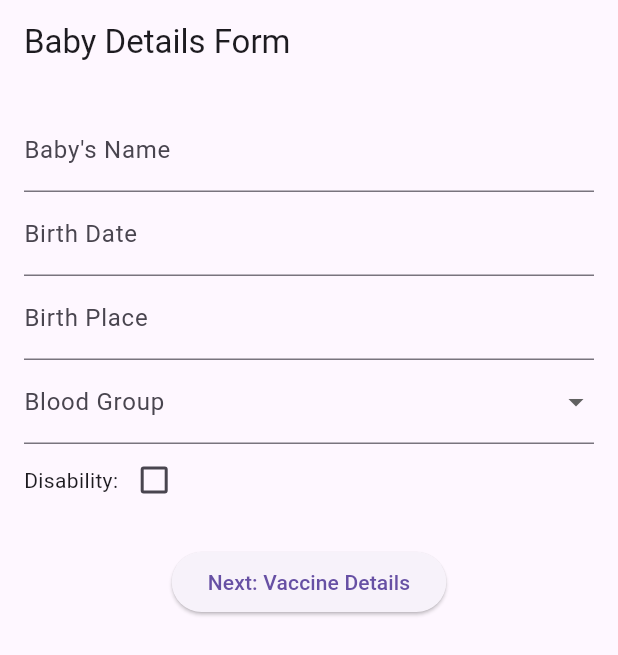
After one commit to rajank18/VaccineCare, a Flutter app: the BabyDetailsPage screen opened directly, on a phone screen of 412 x 824 dp. The commit adds this screen. Shown: the top 655 px of the screen. Run offline on Flutter 3.47's test engine with Material 3 defaults, Android fonts, the phone set to English and light mode, and no system bars; our stand-ins replace supabase_flutter; accounts and stored records are empty.

Commit message:
2 3 pages added

```diff
--- a/vaccinecare_app/lib/screens/auth_page.dart
+++ b/vaccinecare_app/lib/screens/auth_page.dart
@@ -2,6 +2,7 @@ import 'package:flutter/material.dart';
 import 'package:supabase_flutter/supabase_flutter.dart';
 import 'dart:convert';
 import 'package:crypto/crypto.dart';
+import 'package:vaccinecare_app/screens/baby_details.dart';
 import '../screens/home_page.dart';
 
 class AuthScreen extends StatefulWidget {
@@ -38,7 +39,7 @@ class _AuthScreenState extends State<AuthScreen> {
             .maybeSingle();
 
         if (response != null) {
-          Navigator.pushReplacement(context, MaterialPageRoute(builder: (context) => HomeScreen()));
+          Navigator.pushReplacement(context, MaterialPageRoute(builder: (context) => BabyDetailsPage()));
         } else {
           ScaffoldMessenger.of(context).showSnackBar(SnackBar(content: Text('Invalid email or password')));
         }
--- /dev/null
+++ b/vaccinecare_app/lib/screens/baby_details.dart
@@ -0,0 +1,129 @@
+import 'package:flutter/material.dart';
+// ignore: depend_on_referenced_packages
+import 'package:intl/intl.dart';
+import 'package:vaccinecare_app/screens/home_page.dart';
+import 'vaccine_track_record.dart';
+
+class BabyDetailsPage extends StatefulWidget {
+  @override
+  _BabyDetailsPageState createState() => _BabyDetailsPageState();
+}
+
+class _BabyDetailsPageState extends State<BabyDetailsPage> {
+  final TextEditingController _nameController = TextEditingController();
+  final TextEditingController _birthDateController = TextEditingController();
+  final TextEditingController _birthPlaceController = TextEditingController();
+  String? _bloodGroup;
+  bool _hasDisability = false;
+  String? _age;
+
+  void _calculateAge(DateTime birthDate) {
+    final today = DateTime.now();
+    int years = today.year - birthDate.year;
+    int months = today.month - birthDate.month;
+    if (months < 0) {
+      years -= 1;
+      months += 12;
+    }
+    setState(() {
+      _age = "$years years, $months months";
+    });
+  }
+
+  Future<void> _selectBirthDate(BuildContext context) async {
+    DateTime? pickedDate = await showDatePicker(
+      context: context,
+      initialDate: DateTime.now(),
+      firstDate: DateTime(2000),
+      lastDate: DateTime.now(),
+    );
+
+    if (pickedDate != null) {
+      _birthDateController.text = DateFormat('yyyy-MM-dd').format(pickedDate);
+      _calculateAge(pickedDate);
+    }
+  }
+
+  void _submitForm() {
+    if (_nameController.text.isNotEmpty &&
+        _birthDateController.text.isNotEmpty &&
+        _birthPlaceController.text.isNotEmpty &&
+        _bloodGroup != null) {
+      // Navigate to Vaccine Details Page after successful form submission
+      Navigator.push(
+        context,
+        MaterialPageRoute(
+          builder: (context) => HomeScreen()
+          // VaccineDetailsPage(
+          //   babyName: _nameController.text,
+          //   birthDate: _birthDateController.text,
+          //   age: _age ?? "N/A",
+          //   birthPlace: _birthPlaceController.text,
+          //   bloodGroup: _bloodGroup!,
+          //   disabilityStatus: _hasDisability,
+          // ),
+        ),
+      );
+    } else {
+      ScaffoldMessenger.of(context).showSnackBar(
+        SnackBar(content: Text("Please fill all fields")),
+      );
+    }
+  }
+
+  @override
+  Widget build(BuildContext context) {
+    return Scaffold(
+      appBar: AppBar(title: Text("Baby Details Form")),
+      body: Padding(
+        padding: const EdgeInsets.all(16.0),
+        child: SingleChildScrollView(
+          child: Column(
+            children: [
+              TextField(
+                controller: _nameController,
+                decoration: InputDecoration(labelText: "Baby's Name"),
+              ),
+              TextField(
+                controller: _birthDateController,
+                readOnly: true,
+                decoration: InputDecoration(labelText: "Birth Date"),
+                onTap: () => _selectBirthDate(context),
+              ),
+              TextField(
+                controller: _birthPlaceController,
+                decoration: InputDecoration(labelText: "Birth Place"),
+              ),
+              DropdownButtonFormField<String>(
+                value: _bloodGroup,
+                items: ["A+", "A-", "B+", "B-", "O+", "O-", "AB+", "AB-"]
+                    .map((grp) => DropdownMenuItem(value: grp, child: Text(grp)))
+                    .toList(),
+                onChanged: (value) => setState(() => _bloodGroup = value),
+                decoration: InputDecoration(labelText: "Blood Group"),
+              ),
+              Row(
+                children: [
+                  Text("Disability:"),
+                  Checkbox(
+                    value: _hasDisability,
+                    onChanged: (value) {
+                      setState(() {
+                        _hasDisability = value!;
+                      });
+                    },
+                  ),
+                ],
+              ),
+              SizedBox(height: 20),
+              ElevatedButton(
+                onPressed: _submitForm,
+                child: Text("Next: Vaccine Details"),
+              ),
+            ],
+          ),
+        ),
+      ),
+    );
+  }
+}
--- a/vaccinecare_app/lib/screens/vaccine_track_record.dart
+++ b/vaccinecare_app/lib/screens/vaccine_track_record.dart
@@ -0,0 +1,123 @@
+import 'package:flutter/material.dart';
+
+class VaccineDetailsPage extends StatefulWidget {
+  final String babyName;
+  final String birthDate;
+  final String age;
+  final String birthPlace;
+  final String bloodGroup;
+  final bool disabilityStatus;
+
+  VaccineDetailsPage({
+    required this.babyName,
+    required this.birthDate,
+    required this.age,
+    required this.birthPlace,
+    required this.bloodGroup,
+    required this.disabilityStatus,
+  });
+
+  @override
+  _VaccineDetailsPageState createState() => _VaccineDetailsPageState();
+}
+
+class _VaccineDetailsPageState extends State<VaccineDetailsPage> {
+  // List of vaccines up to 3 years
+  final List<Map<String, dynamic>> _vaccines = [
+    {"name": "Hepatitis B - Dose 1", "age": "At Birth", "applied": false},
+    {"name": "BCG", "age": "At Birth", "applied": false},
+    {"name": "Polio - Dose 1", "age": "At Birth", "applied": false},
+    {"name": "Hepatitis B - Dose 2", "age": "At 1 Month", "applied": false},
+    {"name": "DTP - Dose 1", "age": "At 6 Weeks", "applied": false},
+    {"name": "Polio - Dose 2", "age": "At 6 Weeks", "applied": false},
+    {"name": "Rotavirus - Dose 1", "age": "At 6 Weeks", "applied": false},
+    {"name": "DTP - Dose 2", "age": "At 10 Weeks", "applied": false},
+    {"name": "Polio - Dose 3", "age": "At 10 Weeks", "applied": false},
+    {"name": "Rotavirus - Dose 2", "age": "At 10 Weeks", "applied": false},
+    {"name": "DTP - Dose 3", "age": "At 14 Weeks", "applied": false},
+    {"name": "Polio - Dose 4", "age": "At 14 Weeks", "applied": false},
+    {"name": "Hepatitis B - Dose 3", "age": "At 6 Months", "applied": false},
+    {"name": "Measles - Dose 1", "age": "At 9 Months", "applied": false},
+    {"name": "Vitamin A - Dose 1", "age": "At 9 Months", "applied": false},
+    {"name": "DTP Booster 1", "age": "At 18 Months", "applied": false},
+    {"name": "Polio Booster", "age": "At 18 Months", "applied": false},
+    {"name": "Hepatitis A", "age": "At 18 Months", "applied": false},
+    {"name": "Measles - Dose 2", "age": "At 2 Years", "applied": false},
+    {"name": "Typhoid Vaccine", "age": "At 2 Years", "applied": false},
+    {"name": "DTP Booster 2", "age": "At 3 Years", "applied": false},
+  ];
+
+  void _submitVaccinationData() {
+    List<String> appliedVaccines = _vaccines
+        .where((vaccine) => vaccine["applied"])
+        .map((vaccine) => vaccine["name"].toString())
+        .toList();
+
+    showDialog(
+      context: context,
+      builder: (context) => AlertDialog(
+        title: Text("Vaccination Submission"),
+        content: Text(
+          "Baby: ${widget.babyName}\n"
+          "Applied Vaccines:\n${appliedVaccines.join("\n")}",
+        ),
+        actions: [
+          TextButton(
+            onPressed: () => Navigator.pop(context),
+            child: Text("OK"),
+          ),
+        ],
+      ),
+    );
+  }
+
+  @override
+  Widget build(BuildContext context) {
+    return Scaffold(
+      appBar: AppBar(title: Text("Vaccine Details")),
+      body: Padding(
+        padding: const EdgeInsets.all(16.0),
+        child: Column(
+          crossAxisAlignment: CrossAxisAlignment.start,
+          children: [
+            Text("Baby's Name: ${widget.babyName}",
+                style: TextStyle(fontSize: 18, fontWeight: FontWeight.bold)),
+            SizedBox(height: 8),
+            Text("Birth Date: ${widget.birthDate}", style: TextStyle(fontSize: 16)),
+            Text("Age: ${widget.age}", style: TextStyle(fontSize: 16)),
+            Text("Birth Place: ${widget.birthPlace}", style: TextStyle(fontSize: 16)),
+            Text("Blood Group: ${widget.bloodGroup}", style: TextStyle(fontSize: 16)),
+            Text(
+              "Disability: ${widget.disabilityStatus ? 'Yes' : 'No'}",
+              style: TextStyle(fontSize: 16, color: widget.disabilityStatus ? Colors.red : Colors.green),
+            ),
+            SizedBox(height: 20),
+            Text("Vaccination Schedule:", style: TextStyle(fontSize: 18, fontWeight: FontWeight.bold)),
+            Expanded(
+              child: ListView.builder(
+                itemCount: _vaccines.length,
+                itemBuilder: (context, index) {
+                  return CheckboxListTile(
+                    title: Text(_vaccines[index]["name"]),
+                    subtitle: Text("Recommended: ${_vaccines[index]["age"]}"),
+                    value: _vaccines[index]["applied"],
+                    onChanged: (bool? value) {
+                      setState(() {
+                        _vaccines[index]["applied"] = value!;
+                      });
+                    },
+                  );
+                },
+              ),
+            ),
+            SizedBox(height: 10),
+            ElevatedButton(
+              onPressed: _submitVaccinationData,
+              child: Text("Submit"),
+            ),
+          ],
+        ),
+      ),
+    );
+  }
+}
--- a/vaccinecare_app/pubspec.yaml
+++ b/vaccinecare_app/pubspec.yaml
@@ -35,6 +35,7 @@ dependencies:
   # Use with the CupertinoIcons class for iOS style icons.
   cupertino_icons: ^1.0.8
   supabase_flutter: ^2.8.4
+  intl: ^0.20.2
 
 dev_dependencies:
   flutter_test:
```
Also changed, not shown: vaccinecare_app/pubspec.lock.
